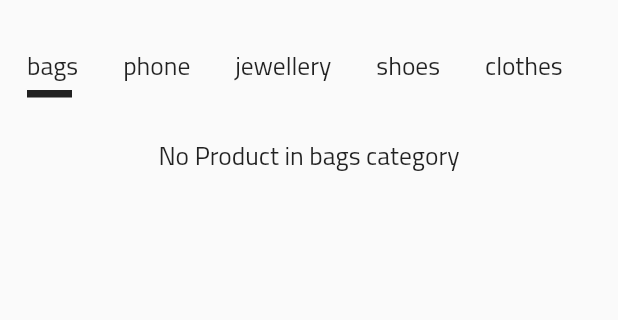
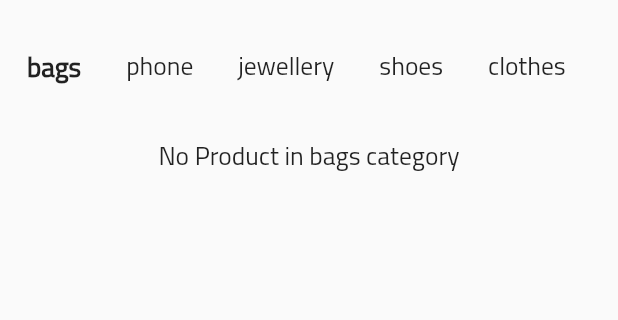
Before and after one commit to Sagardhandhalya/ecom_app_flutter, a Flutter app: the screen it shows once a user with an empty profile is signed in, on a phone screen of 412 x 824 dp, the part 84-404 px from its top. Run offline on Flutter 3.47's test engine with Material 2 defaults, Android fonts, the phone set to English and light mode, and no system bars; our stand-ins replace cloud_firestore, firebase_analytics, firebase_auth, firebase_core, firebase_crashlytics, firebase_messaging and 4 more; accounts and stored records are empty; network calls fail.

```diff
--- a/lib/models/cart.dart
+++ b/lib/models/cart.dart
@@ -10,20 +10,17 @@ class CartData extends ChangeNotifier {
   FireStoreService firestore = FireStoreService(FirebaseFirestore.instance);
   String uid = FirebaseAuth.instance.currentUser!.uid;
 
-  // CartData({
-  //   required this.products,
-  //   required this.qtyMap,
-  // });
+  CartData({
+    required this.products,
+    required this.qtyMap,
+  }) {
+    updateProducts();
+  }
 
-  CartData(
-      {required List<Product> products, required Map<String, int> qtyMap}) {
-    // ignore: prefer_initializing_formals
-    this.products = products;
-    // ignore: prefer_initializing_formals
-    this.qtyMap = qtyMap;
-    // Future.delayed(Duration(seconds: 3))
-    //     .then((value) => print('Hi nice to see you.'))
-    //     .catchError(() => print('hi'));
+  void updateProducts() async {
+    qtyMap = await firestore.getUserCart(uid);
+    products = await firestore.getListOfCartProduct(uid);
+    notifyListeners();
   }
 
   double get grandTotal {
--- a/lib/screens/home/components/category_list.dart
+++ b/lib/screens/home/components/category_list.dart
@@ -54,13 +54,13 @@ class _CategoryListState extends State<CategoryList> {
             children: [
               Text(
                 category[index],
-                style: const TextStyle(fontSize: 17),
+                style: index == _selected
+                    ? const TextStyle(
+                        fontSize: 18,
+                        fontWeight: FontWeight.w900,
+                      )
+                    : const TextStyle(fontSize: 17),
               ),
-              Container(
-                height: 5,
-                width: 30,
-                color: index == _selected ? Colors.black87 : Colors.transparent,
-              )
             ],
           ),
         ),
```
Also changed, not shown: lib/screens/cart/cart_page.dart (+12 -7 lines), lib/screens/product_details/product_detail.dart (+6 -3 lines), lib/services/firestore_service.dart (+26 -0 lines).
